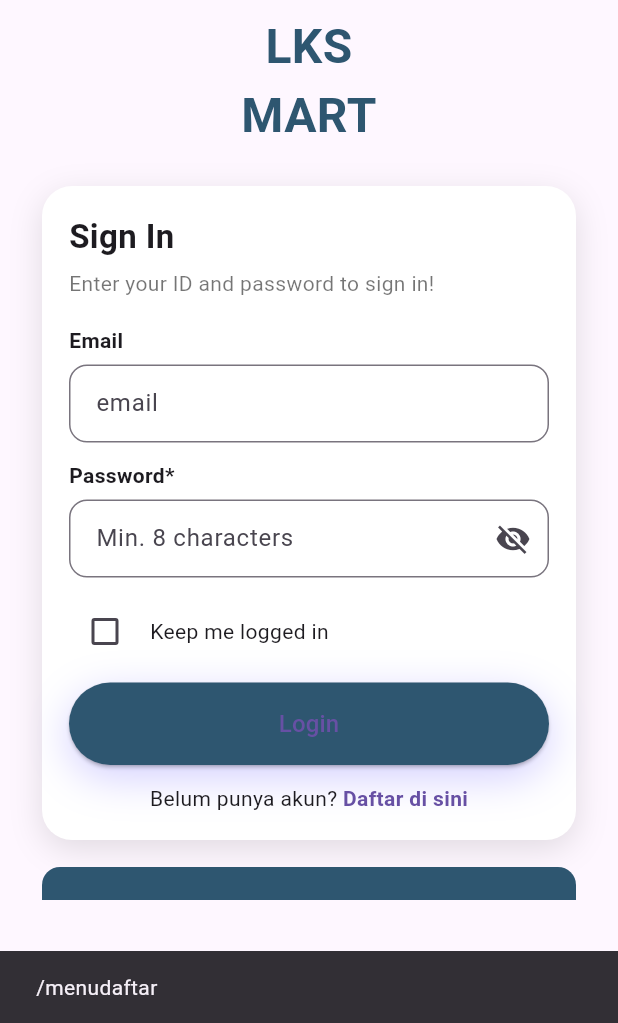
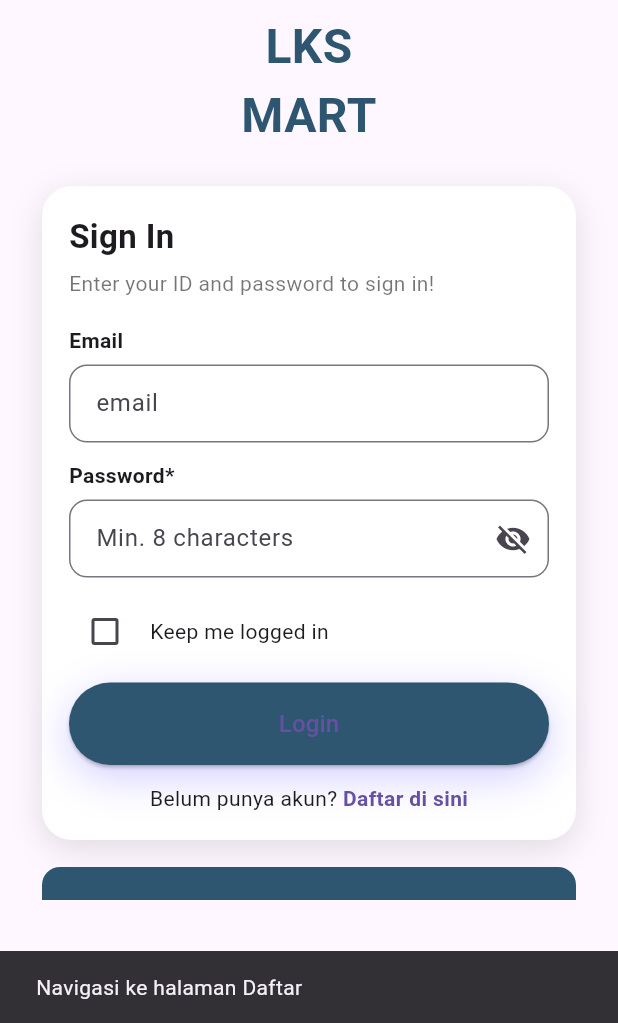
Before and after one commit to ShizukanaSeiza/UTS_Satria-Erlangga-Pradana_2407810040009, a Flutter app: the screen it shows after launch, after a tap on "Daftar di sini", on a phone screen of 412 x 824 dp, the part 213-1236 px from its top. Run offline on Flutter 3.47's test engine with Material 3 defaults, Android fonts, the phone set to English and light mode, and no system bars.

Commit message:
Menu Daftar3

```diff
--- a/uts_satria_erlangga_pradana_2407810040009/lib/jawaban/login.dart
+++ b/uts_satria_erlangga_pradana_2407810040009/lib/jawaban/login.dart
@@ -217,7 +217,7 @@ class _LoginPageState extends State<LoginPage> {
                               onTap: () {
                                 // contoh navigasi ke halaman register
                                 ScaffoldMessenger.of(context).showSnackBar(
-                                  const SnackBar(content: Text('/menudaftar')),
+                                  const SnackBar(content: Text('Navigasi ke halaman Daftar')),
                                 );
                               },
                               child: Text(
```
